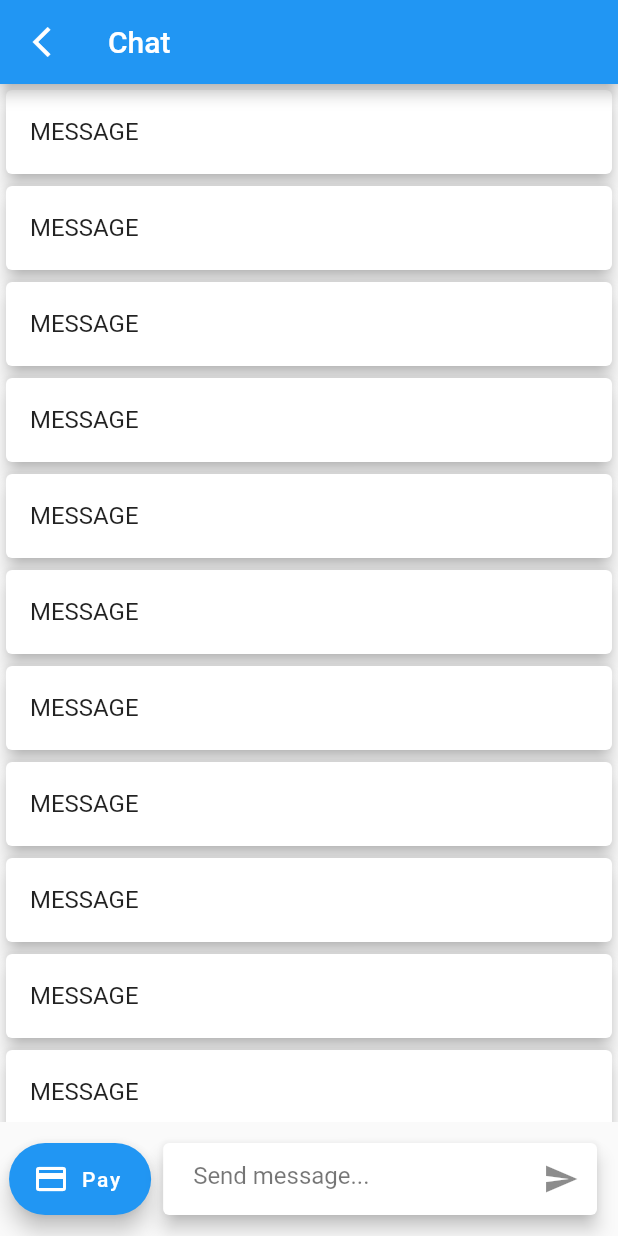
After one commit to Promigos/payment-flutter-app, a Flutter app: the Users screen opened directly, after a tap on "User Name", on a phone screen of 412 x 824 dp. The commit adds this screen. Run offline on Flutter 3.47's test engine with Material 2 defaults, Android fonts, the phone set to English and light mode, and no system bars; missing offline and left inert: qr_code_scanner.

Commit message:
Added scan_qr_page.dart and chat_page

```diff
--- /dev/null
+++ b/lib/screens/chat_page.dart
@@ -0,0 +1,80 @@
+import 'package:flutter/material.dart';
+
+class ChatPage extends StatefulWidget {
+  const ChatPage({Key? key}) : super(key: key);
+
+  @override
+  State<ChatPage> createState() => _ChatPageState();
+}
+
+class _ChatPageState extends State<ChatPage> {
+  @override
+  Widget build(BuildContext context) {
+    return Scaffold(
+      appBar: AppBar(
+        title: const Text('Chat'),
+        leading: IconButton(
+            onPressed: () {
+              Navigator.of(context).pop();
+            },
+            splashRadius: 20,
+            icon: const Icon(
+              Icons.arrow_back_ios_outlined,
+            )),
+      ),
+      body: Column(
+        children: [
+          Expanded(
+            child: ListView.builder(
+                itemCount: 20,
+                itemBuilder: (BuildContext context, int index) {
+                  return const Card(
+                    elevation: 5,
+                    child: ListTile(
+                      title: Text("MESSAGE"),
+                    ),
+                  );
+                }),
+          ),
+          Padding(
+            padding: const EdgeInsets.all(6),
+            child: Row(
+              crossAxisAlignment: CrossAxisAlignment.center,
+              mainAxisAlignment: MainAxisAlignment.center,
+              children: [
+                FloatingActionButton.extended(
+                  onPressed: () {},
+                  label: const Text("Pay"),
+                  icon: const Icon(Icons.payment),
+                ),
+                Expanded(
+                  child: Padding(
+                    padding: const EdgeInsets.all(4),
+                    child: Card(
+                      elevation: 5,
+                      child: Padding(
+                        padding: const EdgeInsets.only(
+                            left: 20),
+                        child: TextField(
+                          decoration: InputDecoration(
+                              hintText: "Send message...",
+                              suffixIcon: IconButton(
+                                icon: const Icon(Icons.send),
+                                splashRadius: 20,
+                                onPressed: () {},
+                              ),
+                              hintStyle: const TextStyle(color: Colors.black54),
+                              border: InputBorder.none),
+                        ),
+                      ),
+                    ),
+                  ),
+                ),
+              ],
+            ),
+          )
+        ],
+      ),
+    );
+  }
+}
--- a/lib/screens/users.dart
+++ b/lib/screens/users.dart
@@ -1,4 +1,5 @@
 import 'package:flutter/material.dart';
+import 'package:payment_app/screens/chat_page.dart';
 
 class Users extends StatefulWidget {
   const Users({Key? key}) : super(key: key);
@@ -24,12 +25,21 @@ class _UsersState extends State<Users> {
       ),
       body: ListView.builder(
         itemBuilder: (BuildContext context, int index) {
-          return const Padding(
-            padding: EdgeInsets.all(4),
+          return Padding(
+            padding: const EdgeInsets.all(4),
             child: Card(
               child: ListTile(
-                title: Text("User Name"),
-                subtitle: Text("Phone Number"),
+                onTap: (){
+                  Navigator.push(
+                    context,
+                    MaterialPageRoute(
+                        builder: (context) => const ChatPage()),
+                  );
+                },
+                title: const Text("User Name"),
+                subtitle: const Text("Phone Number"),
+                trailing:
+                    ElevatedButton(onPressed: () {}, child: const Text("PAY")),
               ),
               elevation: 5,
             ),
```
Also changed, not shown: lib/screens/home_page.dart (+8 -1 lines), lib/screens/scan_qr_page.dart (added, +110 -0 lines), 4 other files.
